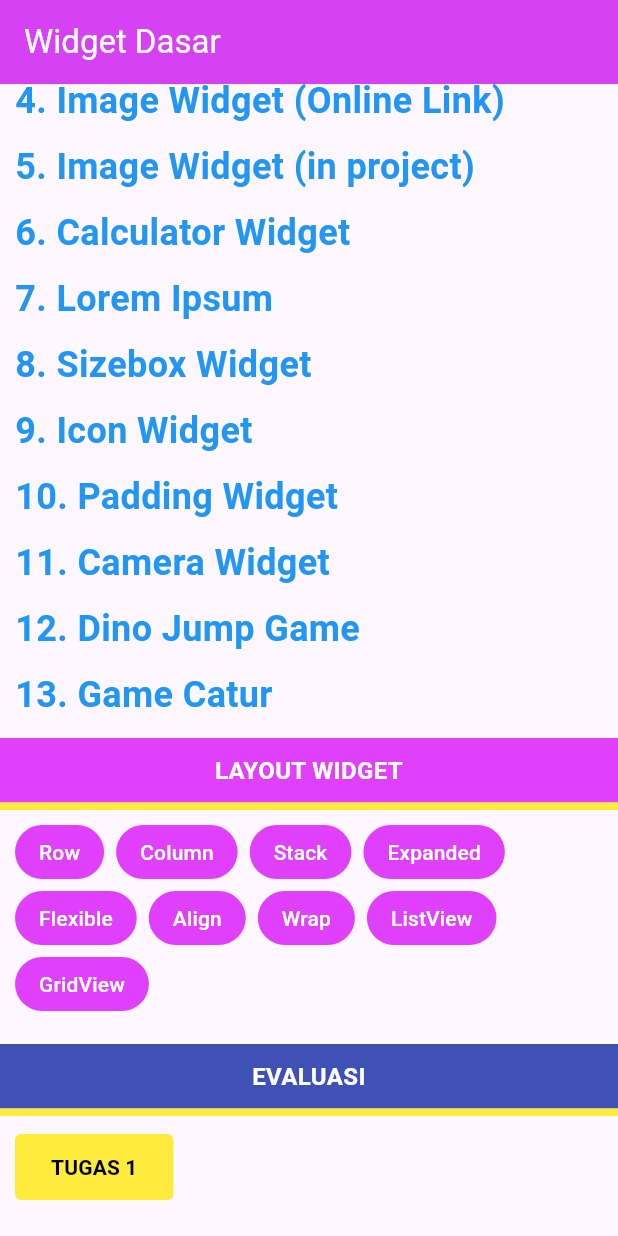
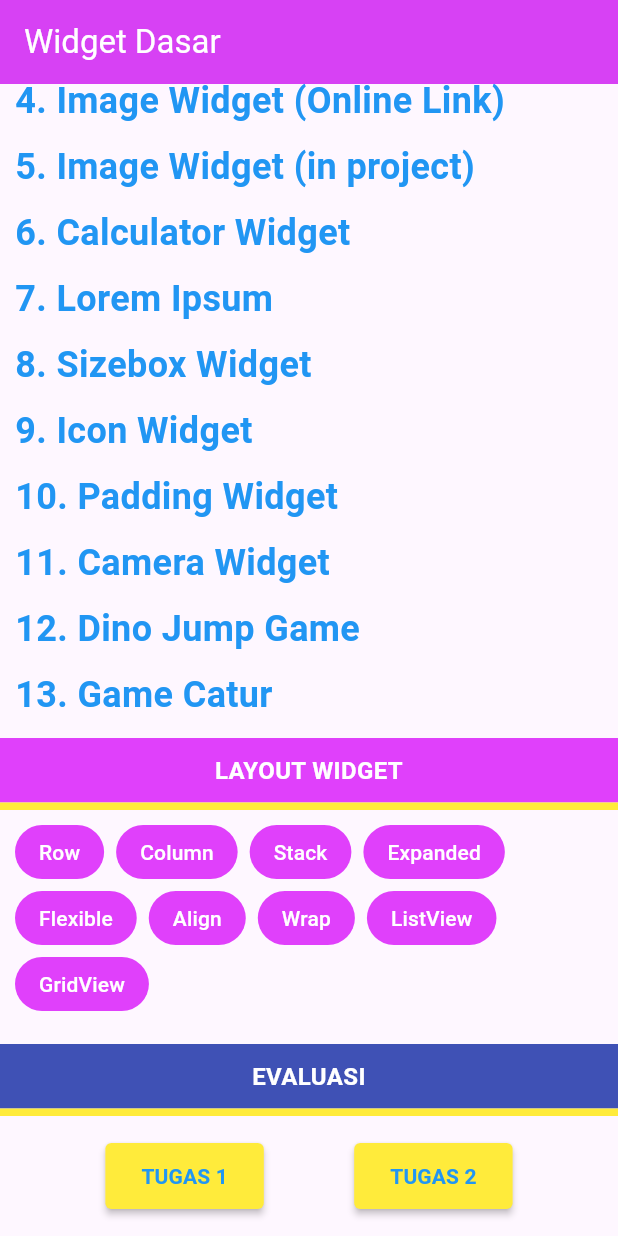
Before and after one commit to Thunder-hunt/myapp-flutter, a Flutter app: the screen it shows after launch, scrolled down 148 dp, on a phone screen of 412 x 824 dp. Run offline on Flutter 3.47's test engine with Material 3 defaults, Android fonts, the phone set to English and light mode, and no system bars; our stand-ins replace camera; missing offline and left inert: gal.

Commit message:
feat: add tugas2 button and configure iOS permissions

```diff
--- a/lib/widgets/menu.dart
+++ b/lib/widgets/menu.dart
@@ -19,6 +19,7 @@ import 'package:oopdart/widgets/align_widget.dart';
 import 'package:oopdart/widgets/expanded_widget.dart';
 import 'package:oopdart/widgets/flexible_widget.dart';
 import 'package:oopdart/widgets/tugas1_widget.dart';
+import 'package:oopdart/widgets/tugas2_widget.dart';
 
 class _LayoutItem {
   const _LayoutItem(this.name, this.builder);
@@ -372,10 +373,9 @@ class MenuPage extends StatelessWidget {
             ),
             Container(height: 5, color: Colors.yellow),
             Padding(
-              padding: const EdgeInsets.all(10),
-              child: Wrap(
-                spacing: 12,
-                runSpacing: 8,
+              padding: const EdgeInsets.symmetric(vertical: 16, horizontal: 10),
+              child: Row(
+                mainAxisAlignment: MainAxisAlignment.spaceEvenly,
                 children: [
                   ElevatedButton(
                     onPressed: () {
@@ -388,8 +388,8 @@ class MenuPage extends StatelessWidget {
                     },
                     style: ElevatedButton.styleFrom(
                       backgroundColor: Colors.yellow,
-                      foregroundColor: Colors.black,
-                      elevation: 0,
+                      foregroundColor: Colors.blue,
+                      elevation: 2,
                       shape: RoundedRectangleBorder(
                         borderRadius: BorderRadius.circular(4),
                       ),
@@ -400,6 +400,34 @@ class MenuPage extends StatelessWidget {
                     ),
                     child: const Text(
                       'TUGAS 1',
+                      style: TextStyle(
+                        fontWeight: FontWeight.bold,
+                      ),
+                    ),
+                  ),
+                  ElevatedButton(
+                    onPressed: () {
+                      Navigator.push(
+                        context,
+                        MaterialPageRoute(
+                          builder: (context) => const Tugas2Widget(),
+                        ),
+                      );
+                    },
+                    style: ElevatedButton.styleFrom(
+                      backgroundColor: Colors.yellow,
+                      foregroundColor: Colors.blue,
+                      elevation: 2,
+                      shape: RoundedRectangleBorder(
+                        borderRadius: BorderRadius.circular(4),
+                      ),
+                      padding: const EdgeInsets.symmetric(
+                        horizontal: 24,
+                        vertical: 12,
+                      ),
+                    ),
+                    child: const Text(
+                      'TUGAS 2',
                       style: TextStyle(
                         fontWeight: FontWeight.bold,
                       ),
```
Also changed, not shown: lib/widgets/tugas2_widget.dart (added, +35 -0 lines), 1 other file.
